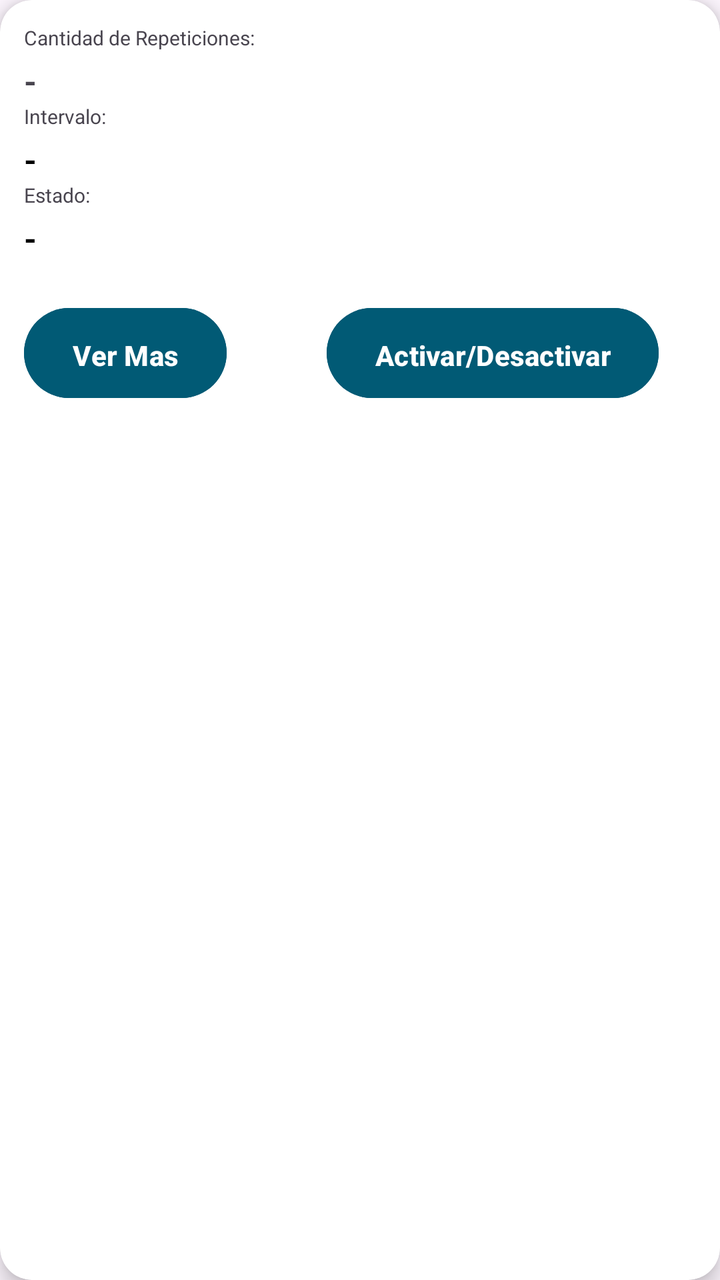
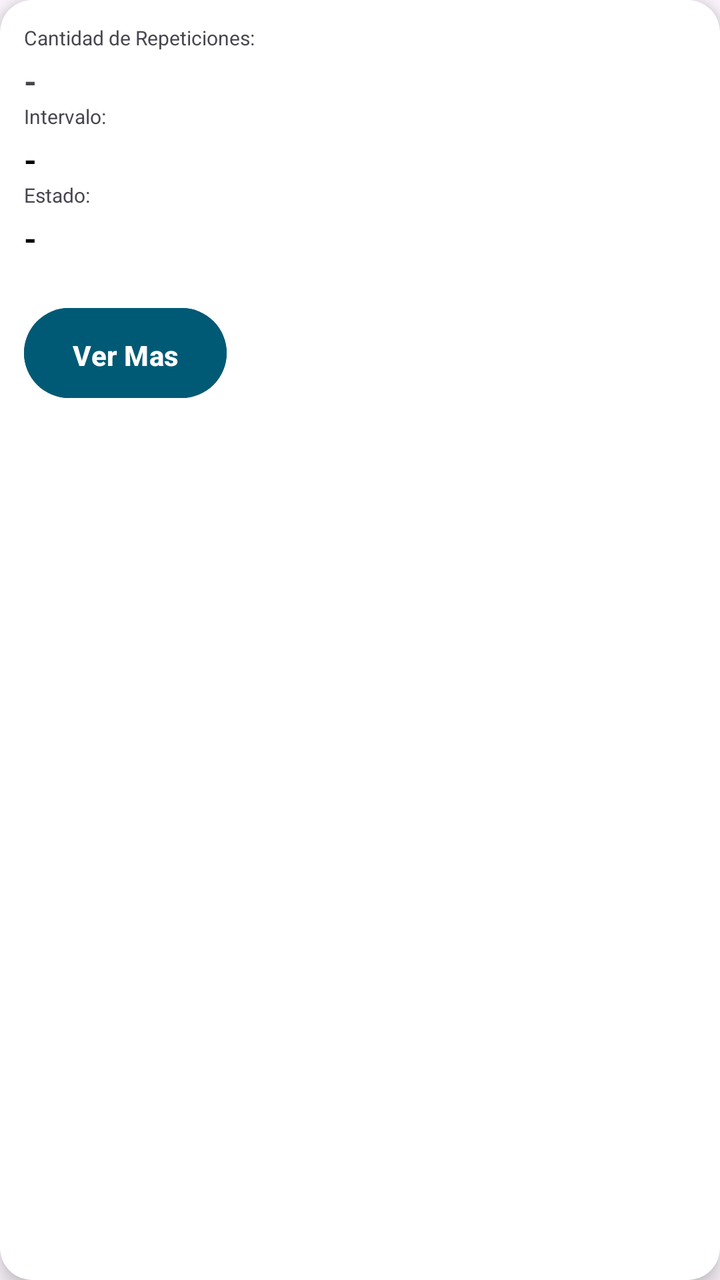

Before-and-after screenshots of an Android layout around one commit, followed by the original layout XML and the change that was made.
<!-- AndroidManifest.xml: application theme Theme.MobilesVC -->
<!-- res/layout/card_recordatorio.xml -->
<?xml version="1.0" encoding="utf-8"?>
<androidx.cardview.widget.CardView xmlns:android="http://schemas.android.com/apk/res/android"
    xmlns:app="http://schemas.android.com/apk/res-auto"
    android:layout_width="match_parent"
    android:layout_height="wrap_content"
    android:layout_margin="8dp"
    app:cardBackgroundColor="@color/white"
    app:cardCornerRadius="16dp"
    app:cardElevation="6dp">

    <LinearLayout
        android:layout_width="match_parent"
        android:layout_height="match_parent"
        android:orientation="vertical"
        android:padding="12dp">

        <TextView
            android:id="@+id/textView26"
            android:layout_width="match_parent"
            android:layout_height="wrap_content"
            android:text="Cantidad de Repeticiones:"
            android:textSize="10sp" />

        <TextView
            android:id="@+id/vCantidadCard"
            android:layout_width="wrap_content"
            android:layout_height="wrap_content"
            android:layout_marginTop="4dp"
            android:text="-"
            android:textSize="16sp"
            android:textStyle="bold" />

        <TextView
            android:id="@+id/textView25"
            android:layout_width="match_parent"
            android:layout_height="wrap_content"
            android:text="Intervalo:"
            android:textSize="10sp" />

        <TextView
            android:id="@+id/vIntervaloCard"
            android:layout_width="wrap_content"
            android:layout_height="wrap_content"
            android:layout_marginTop="4dp"
            android:text="-"
            android:textColor="#000000"
            android:textSize="16sp"
            android:textStyle="bold" />

        <TextView
            android:id="@+id/textView44"
            android:layout_width="match_parent"
            android:layout_height="wrap_content"
            android:text="Estado:"
            android:textSize="10sp" />

        <TextView
            android:id="@+id/vEstadoCard"
            android:layout_width="wrap_content"
            android:layout_height="wrap_content"
            android:layout_marginTop="4dp"
            android:text="-"
            android:textColor="#000000"
            android:textSize="16sp"
            android:textStyle="bold" />

        <LinearLayout
            android:layout_width="match_parent"
            android:layout_height="match_parent"
            android:orientation="horizontal">

            <Button
                android:id="@+id/vToRecordatorio"
                android:layout_width="wrap_content"
                android:layout_height="53dp"
                android:layout_marginTop="20dp"
                android:layout_marginRight="50sp"
                android:backgroundTint="#015A75"
                android:paddingVertical="14dp"
                android:text="Ver Mas"
                android:textStyle="bold"
                app:layout_constraintBottom_toBottomOf="parent"
                app:layout_constraintEnd_toEndOf="parent"
                app:layout_constraintHorizontal_bias="0.243"
                app:layout_constraintStart_toStartOf="parent"
                app:layout_constraintTop_toBottomOf="@+id/etClave" />

            <Button
                android:id="@+id/vCambiaEstado"
                android:layout_width="wrap_content"
                android:layout_height="53dp"
                android:layout_marginTop="20dp"
                android:backgroundTint="#015A75"
                android:paddingVertical="14dp"
                android:text="Activar/Desactivar"
                android:textStyle="bold"
                app:layout_constraintBottom_toBottomOf="parent"
                app:layout_constraintEnd_toEndOf="parent"
                app:layout_constraintHorizontal_bias="0.243"
                app:layout_constraintStart_toStartOf="parent"
                app:layout_constraintTop_toBottomOf="@+id/etClave" />
        </LinearLayout>

    </LinearLayout>

</androidx.cardview.widget.CardView>
<!-- resources referenced by this layout -->
<resources>
  <color name="white">#FFFFFFFF</color>
  <style name="Theme.MobilesVC" parent="Base.Theme.MobilesVC" />
  <style name="Base.Theme.MobilesVC" parent="Theme.Material3.DayNight.NoActionBar">
          
          
      </style>
</resources>

<!-- the commit's change to res/layout/card_recordatorio.xml (unified diff, before → after) -->
@@ -85,20 +85,6 @@
                 app:layout_constraintStart_toStartOf="parent"
                 app:layout_constraintTop_toBottomOf="@+id/etClave" />
 
-            <Button
-                android:id="@+id/vCambiaEstado"
-                android:layout_width="wrap_content"
-                android:layout_height="53dp"
-                android:layout_marginTop="20dp"
-                android:backgroundTint="#015A75"
-                android:paddingVertical="14dp"
-                android:text="Activar/Desactivar"
-                android:textStyle="bold"
-                app:layout_constraintBottom_toBottomOf="parent"
-                app:layout_constraintEnd_toEndOf="parent"
-                app:layout_constraintHorizontal_bias="0.243"
-                app:layout_constraintStart_toStartOf="parent"
-                app:layout_constraintTop_toBottomOf="@+id/etClave" />
         </LinearLayout>
 
     </LinearLayout>
